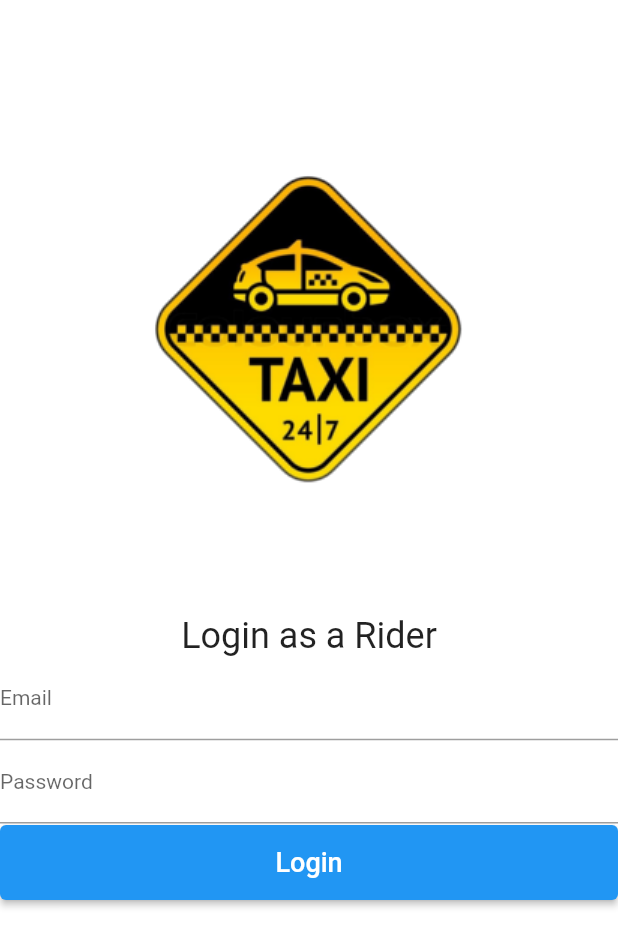
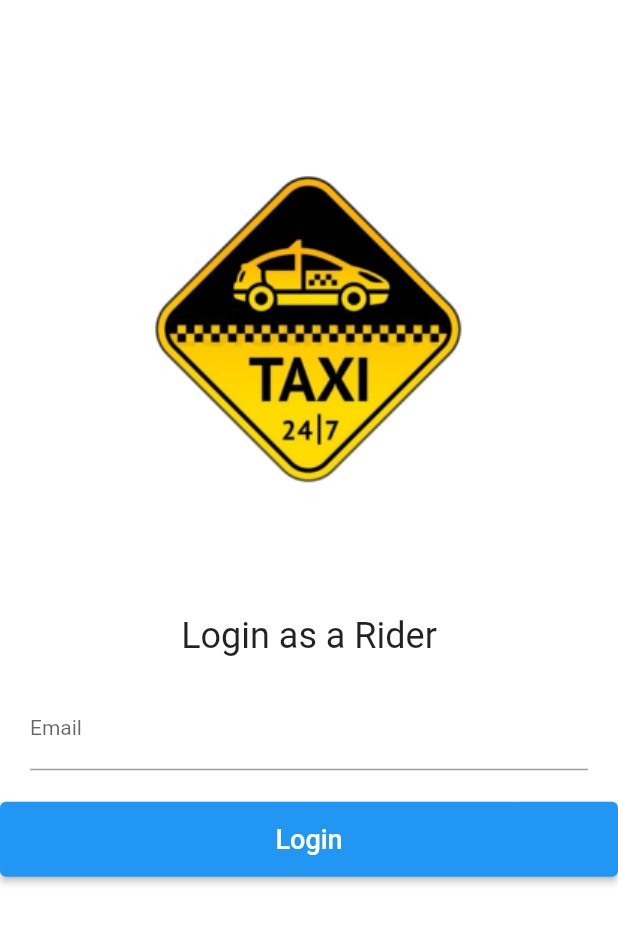
Before and after one commit to sanshanthan/riderapp, a Flutter app: the screen it shows after launch, on a phone screen of 412 x 824 dp. Shown: the top 947 px of the screen. Run offline on Flutter 3.47's test engine with Material 2 defaults, Android fonts, the phone set to English and light mode, and no system bars.

Commit message:
PaddingCorrected

```diff
--- a/lib/LoginPage.dart
+++ b/lib/LoginPage.dart
@@ -24,6 +24,10 @@ class LoginPage extends StatelessWidget {
             style: TextStyle(fontSize: 24.0),
             textAlign: TextAlign.center,
           ),
+          Padding(
+            padding: EdgeInsets.all(20.0),
+            child: Column(
+              children: [
                 const SizedBox(
                   height: 1.0,
                 ),
@@ -37,24 +41,12 @@ class LoginPage extends StatelessWidget {
                     hintStyle: TextStyle(
                       color: Colors.grey,
                       fontSize: 10.0,
-                )),
+                    ),
+                  ),
                   style: TextStyle(fontSize: 14.0),
                 ),
-          const SizedBox(
-            height: 1.0,
+              ],
             ),
-          const TextField(
-            obscureText: true,
-            decoration: InputDecoration(
-                labelText: "Password",
-                labelStyle: TextStyle(
-                  fontSize: 14.0,
-                ),
-                hintStyle: TextStyle(
-                  color: Colors.grey,
-                  fontSize: 10.0,
-                )),
-            style: TextStyle(fontSize: 14.0),
           ),
           const SizedBox(
             height: 1.0,
```
Lines whose indentation alone changed are shown as unchanged.
